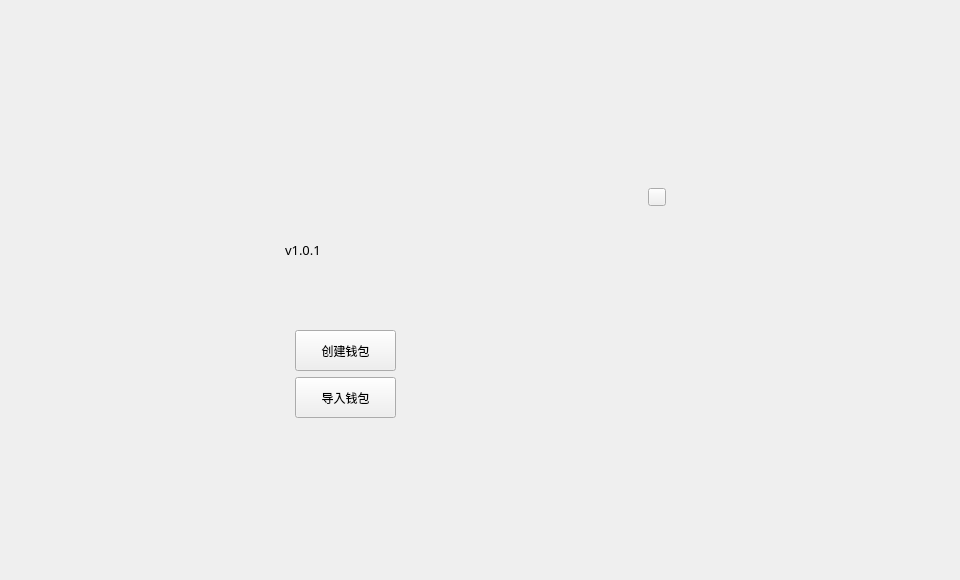
Before: the Qt Designer form neworimportwalletwidget.ui in HcashOrg/hx-indicator, drawn with Qt 5.
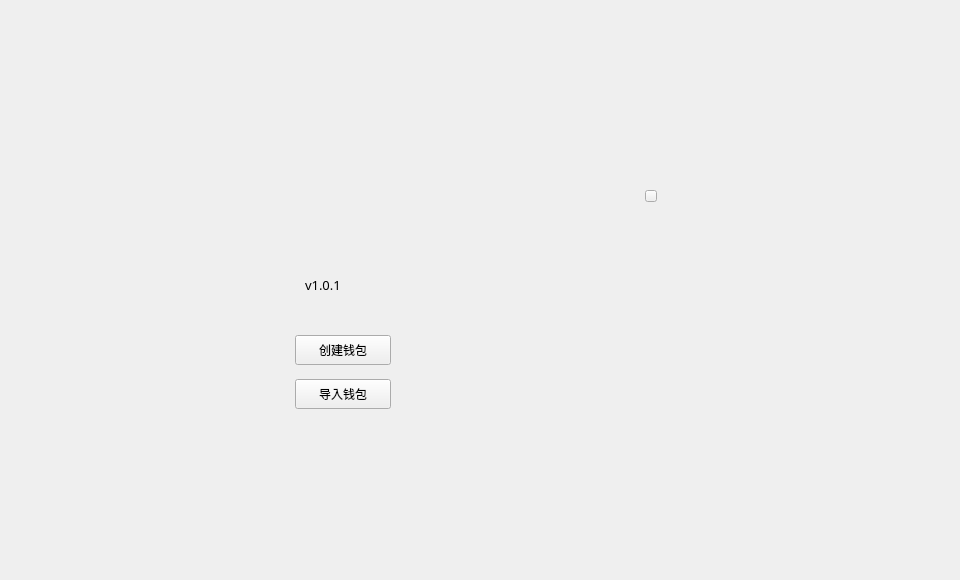
After: the same form once the commit is applied.

```diff
--- a/neworimportwalletwidget.ui
+++ b/neworimportwalletwidget.ui
@@ -17,9 +17,9 @@
    <property name="geometry">
     <rect>
      <x>295</x>
-     <y>330</y>
-     <width>101</width>
-     <height>41</height>
+     <y>335</y>
+     <width>96</width>
+     <height>30</height>
     </rect>
    </property>
    <property name="text">
@@ -30,9 +30,9 @@
    <property name="geometry">
     <rect>
      <x>295</x>
-     <y>377</y>
-     <width>101</width>
-     <height>41</height>
+     <y>379</y>
+     <width>96</width>
+     <height>30</height>
     </rect>
    </property>
    <property name="text">
@@ -42,10 +42,10 @@
   <widget class="QToolButton" name="closeBtn">
    <property name="geometry">
     <rect>
-     <x>648</x>
-     <y>188</y>
-     <width>18</width>
-     <height>18</height>
+     <x>645</x>
+     <y>190</y>
+     <width>12</width>
+     <height>12</height>
     </rect>
    </property>
    <property name="text">
@@ -55,8 +55,8 @@
   <widget class="QLabel" name="label_version">
    <property name="geometry">
     <rect>
-     <x>285</x>
-     <y>240</y>
+     <x>305</x>
+     <y>275</y>
      <width>80</width>
      <height>20</height>
     </rect>
@@ -74,10 +74,10 @@
   <widget class="QLabel" name="welcome_label">
    <property name="geometry">
     <rect>
-     <x>285</x>
+     <x>305</x>
      <y>190</y>
-     <width>121</width>
-     <height>45</height>
+     <width>100</width>
+     <height>65</height>
     </rect>
    </property>
    <property name="font">
```
Left out of the diff: 2 changed lines with no effect on the pictures.
